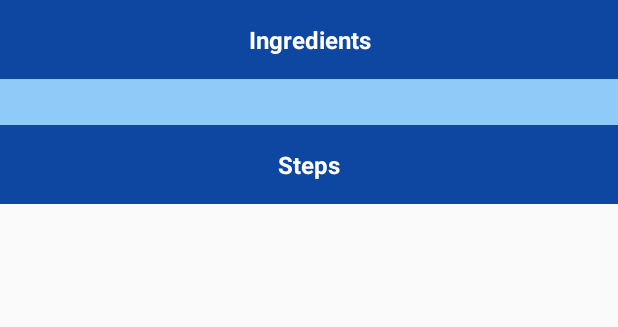
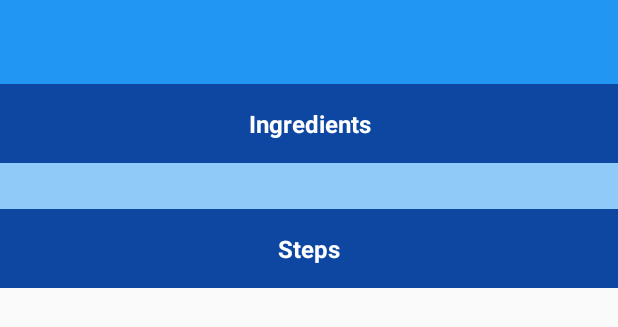
Before and after one commit to Goddard/BakeTracker, an Android app: the layout fragment_recipe_detail.xml on its own in the app's theme, with its tools: preview values and no code run, on a phone screen of 412 x 824 dp. Shown: the top 327 px of the screen. Run offline under Robolectric (Android 15) with nearby library versions, the light colour scheme and no system bars; network calls fail.

```diff
--- a/app/src/main/java/com/goddardlabs/baketracker/Activities/MainActivity.java
+++ b/app/src/main/java/com/goddardlabs/baketracker/Activities/MainActivity.java
@@ -22,7 +22,7 @@ public class MainActivity extends MasterActivity implements ListPresenter.Callba
 
     @Override
     public void recipeSelected(Recipe recipe) {
-        Intent intent = new Intent(this, RecipeDetailActivity.class);
+        Intent intent = new Intent(this, DetailActivity.class);
         intent.putExtra(getString(R.string.RECIPE_DATA), recipe);
 
         widgetService.startActionUpdateRecipeWidgets(this, recipe);
--- a/app/src/main/java/com/goddardlabs/baketracker/Fragments/ListFragment.java
+++ b/app/src/main/java/com/goddardlabs/baketracker/Fragments/ListFragment.java
@@ -43,6 +43,7 @@ public class ListFragment extends Fragment implements ListPresenterContract.View
     public View onCreateView(LayoutInflater inflater, ViewGroup container, Bundle savedInstanceState) {
         binding = DataBindingUtil.inflate(inflater, R.layout.fragment_recipe_list, container, false);
         final View view = binding.getRoot();
+//        binding.toolbarContainer.toolbar.setTitle(getContext().getResources().getString(R.string.app_name));
 
         mRecipeRecyclerView = view.findViewById(R.id.recipe_recycler_view);
         mRecipeRecyclerView.setHasFixedSize(true);
@@ -58,8 +59,7 @@ public class ListFragment extends Fragment implements ListPresenterContract.View
         });
         mRecipeRecyclerView.setAdapter(mAdapter);
 
-        //TODO:swipe to force refresh?
-        if(mRecipeList==null || mRecipeList.size()==0) {
+        if(mRecipeList == null || mRecipeList.size() == 0) {
             mListPresenter.fetchRecipes();
         }
         return view;
--- a/app/src/main/java/com/goddardlabs/baketracker/Widgets/WidgetProvider.java
+++ b/app/src/main/java/com/goddardlabs/baketracker/Widgets/WidgetProvider.java
@@ -7,7 +7,7 @@ import android.content.Context;
 import android.content.Intent;
 import android.widget.RemoteViews;
 
-import com.goddardlabs.baketracker.Activities.RecipeDetailActivity;
+import com.goddardlabs.baketracker.Activities.DetailActivity;
 import com.goddardlabs.baketracker.Parcelables.Ingredient;
 import com.goddardlabs.baketracker.Parcelables.Recipe;
 import com.goddardlabs.baketracker.R;
@@ -16,7 +16,7 @@ public class WidgetProvider extends AppWidgetProvider {
     public WidgetProvider() {}
 
     public void updateAppWidget(Context context, AppWidgetManager appWidgetManager, Recipe recipe, int appWidgetId) {
-        Intent intent = new Intent(context, RecipeDetailActivity.class);
+        Intent intent = new Intent(context, DetailActivity.class);
         intent.putExtra(context.getString(R.string.RECIPE_DATA), recipe);
 
         PendingIntent pendingIntent = PendingIntent.getActivity(context, 0, intent, PendingIntent.FLAG_UPDATE_CURRENT);
--- a/app/src/main/res/layout/fragment_recipe_detail.xml
+++ b/app/src/main/res/layout/fragment_recipe_detail.xml
@@ -13,6 +13,13 @@
             android:layout_height="wrap_content"
             android:focusableInTouchMode="true">
 
+            <include
+                android:id="@+id/toolbar_container"
+                layout="@layout/toolbar"
+                app:layout_constraintLeft_toLeftOf="parent"
+                app:layout_constraintRight_toRightOf="parent"
+                app:layout_constraintTop_toTopOf="parent"/>
+
             <RelativeLayout
                 android:id="@+id/cv_recipe_detail_ingredient_heading_holder"
                 android:layout_width="0dp"
@@ -21,7 +28,8 @@
                 app:cardUseCompatPadding="true"
                 app:cardElevation="4dp"
                 app:layout_constraintLeft_toLeftOf="parent"
-                app:layout_constraintRight_toRightOf="parent">
+                app:layout_constraintRight_toRightOf="parent"
+                app:layout_constraintTop_toBottomOf="@+id/toolbar_container">
 
                 <android.support.constraint.ConstraintLayout
                     android:layout_width="match_parent"
--- a/app/src/main/res/layout/fragment_recipe_list.xml
+++ b/app/src/main/res/layout/fragment_recipe_list.xml
@@ -7,6 +7,7 @@
         android:layout_width="match_parent"
         android:layout_height="wrap_content">
 
+
         <android.support.v7.widget.RecyclerView
             android:id="@+id/recipe_recycler_view"
             android:layout_width="match_parent"
--- /dev/null
+++ b/app/src/main/res/layout/toolbar.xml
@@ -0,0 +1,13 @@
+<?xml version="1.0" encoding="utf-8"?>
+<layout>
+    <android.support.v7.widget.Toolbar
+        xmlns:android="http://schemas.android.com/apk/res/android"
+        xmlns:app="http://schemas.android.com/apk/res-auto"
+        android:id="@+id/toolbar"
+        android:layout_width="match_parent"
+        android:layout_height="wrap_content"
+        android:background="?attr/colorPrimary"
+        android:minHeight="?attr/actionBarSize"
+        android:theme="@style/ThemeOverlay.AppCompat.Dark.ActionBar"
+        app:popupTheme="@style/ThemeOverlay.AppCompat.Light"/>
+</layout>
```
Also changed, not shown: app/src/main/AndroidManifest.xml (+10 -2 lines), app/src/main/java/com/goddardlabs/baketracker/Activities/DetailActivity.java (renamed from app/src/main/java/com/goddardlabs/baketracker/Activities/RecipeDetailActivity.java, +37 -10 lines), app/src/main/java/com/goddardlabs/baketracker/Activities/StepsActivity.java (+16 -5 lines), app/src/main/java/com/goddardlabs/baketracker/Fragments/DetailFragment.java (+7 -2 lines), app/src/main/java/com/goddardlabs/baketracker/Fragments/StepFragment.java (+74 -7 lines), app/src/main/res/layout/activity_step_viewpager.xml (+7 -0 lines), app/src/main/res/layout/fragment_step.xml (+11 -1 lines).
